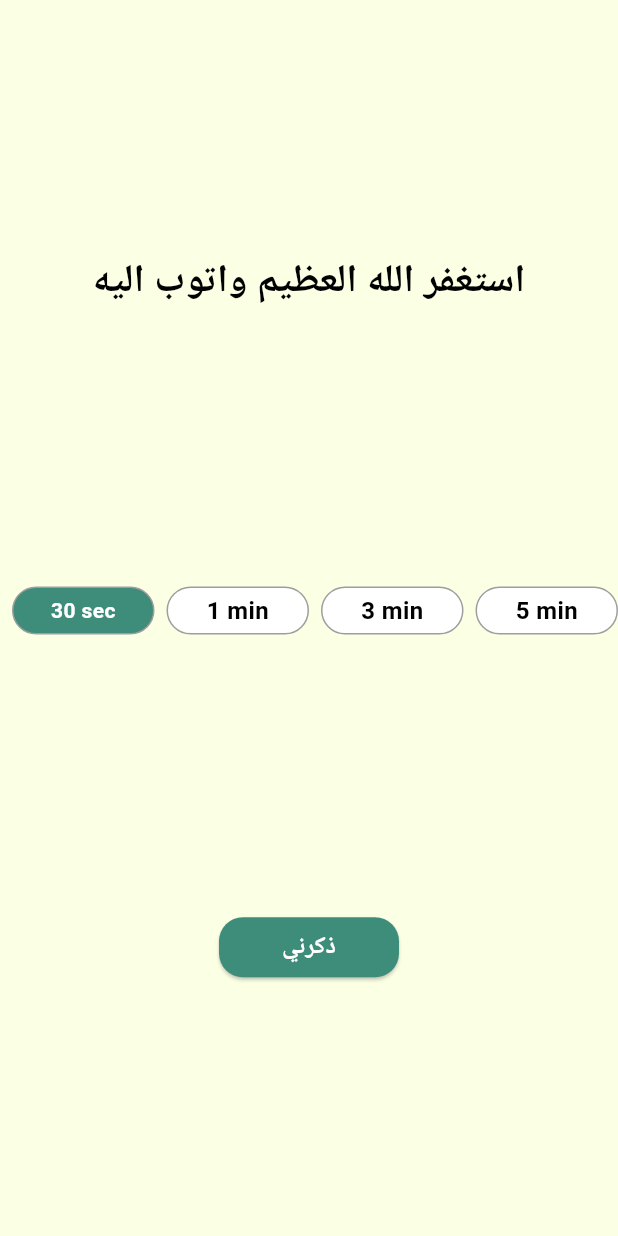
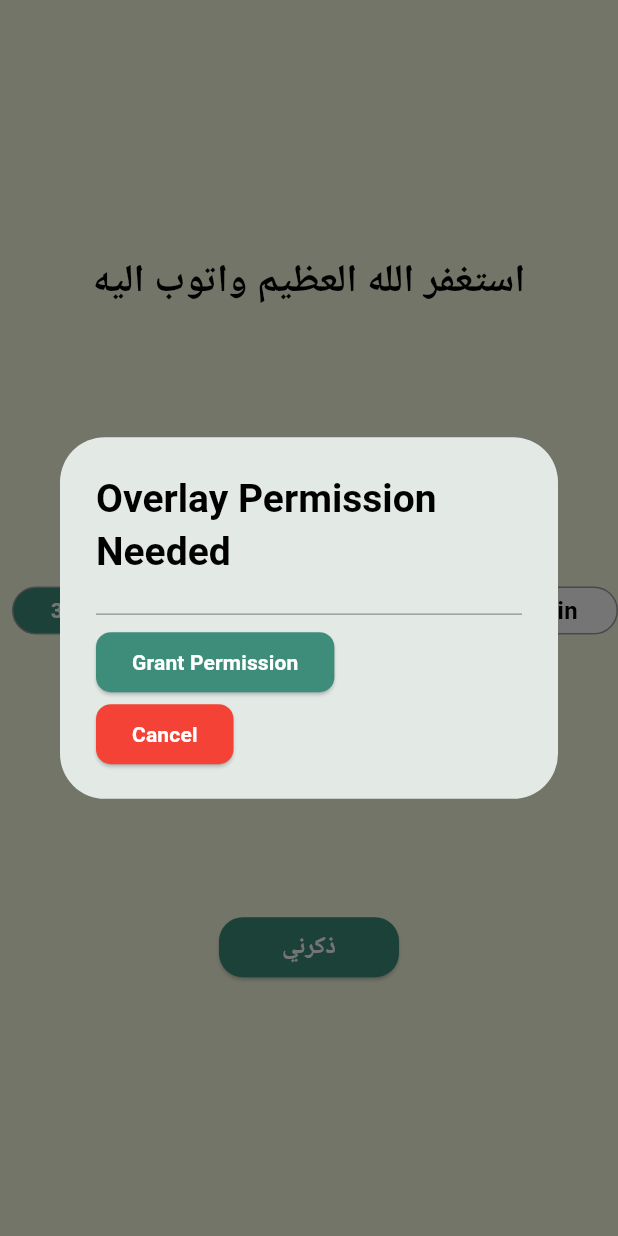
Before and after one commit to Rwan00/flutter_system_overlay, a Flutter app: the screen it shows after launch, after a tap on "ذكرني", on a phone screen of 412 x 824 dp. Run offline on Flutter 3.47's test engine with Material 3 defaults, Android fonts, the phone set to English and light mode, and no system bars; our stand-ins replace flutter_bloc; missing offline and left inert: flutter_overlay_window.

Commit message:
grant permission

```diff
--- /dev/null
+++ b/lib/home/data/constants/fuctions.dart
@@ -0,0 +1,73 @@
+import 'package:flutter/material.dart';
+import 'package:flutter_system_overlay/home/data/constants/home_colors.dart';
+import 'package:flutter_system_overlay/home/data/constants/home_fonts.dart';
+
+void buildDialog({
+  required BuildContext context,
+  required String title,
+  required void Function() onPressed,
+  required String btnTxt,
+}) {
+  double height = MediaQuery.of(context).size.height;
+  final AlertDialog alert = AlertDialog(
+    shape: RoundedRectangleBorder(borderRadius: BorderRadius.circular(30)),
+    contentTextStyle: MyFonts.subTiltleStyle14,
+    title: Text(
+      title,
+      style: MyFonts.titleStyle,
+    ),
+    content: SizedBox(
+      height: height * 0.13,
+      child: Column(
+        crossAxisAlignment: CrossAxisAlignment.start,
+        children: <Widget>[
+          const Divider(
+            color: Colors.grey,
+          ),
+          ElevatedButton(
+            style: ButtonStyle(
+              backgroundColor:
+                  const WidgetStatePropertyAll(MyColors.kPrimaryColor),
+              shape: WidgetStateProperty.all<RoundedRectangleBorder>(
+                RoundedRectangleBorder(
+                  borderRadius: BorderRadius.circular(10),
+                ),
+              ),
+            ),
+            onPressed: onPressed,
+            child: Text(
+              btnTxt,
+              style: MyFonts.subTiltleStyle14,
+            ),
+          ),
+
+          ElevatedButton(
+            style: ButtonStyle(
+              backgroundColor: WidgetStatePropertyAll(Colors.red),
+              shape: WidgetStateProperty.all<RoundedRectangleBorder>(
+                RoundedRectangleBorder(
+                  borderRadius: BorderRadius.circular(10),
+                ),
+              ),
+            ),
+            onPressed: () {
+              Navigator.of(context).pop();
+            },
+            child: Text(
+              "Cancel",
+              style: MyFonts.subTiltleStyle14,
+            ),
+          ),
+        ],
+      ),
+    ),
+  );
+  showDialog(
+    context: context,
+    builder: (BuildContext ctx) {
+      return alert;
+    },
+    barrierDismissible: false,
+    //barrierColor: Colors.orange.withOpacity(0.3)
+  );
+}
--- a/lib/home/features/views/home_page.dart
+++ b/lib/home/features/views/home_page.dart
@@ -47,8 +47,8 @@ class _HomePageState extends State<HomePage> {
           children: [
             TextButton(
               onPressed: () async {
-                //final status = await FlutterOverlayWindow.isPermissionGranted();
-                //log("Is Permission Granted: $status");
+                final status = await FlutterOverlayWindow.isPermissionGranted();
+                log("Is Permission Granted: $status");
               },
               child: const Text("Check Permission"),
             ),
--- a/lib/home/features/widgets/home_view_body.dart
+++ b/lib/home/features/widgets/home_view_body.dart
@@ -1,4 +1,8 @@
+import 'dart:developer';
+
 import 'package:flutter/material.dart';
+import 'package:flutter_overlay_window/flutter_overlay_window.dart';
+import 'package:flutter_system_overlay/home/data/constants/fuctions.dart';
 import 'package:flutter_system_overlay/home/features/widgets/app_button.dart';
 import 'package:flutter_system_overlay/home/features/widgets/time_row_widget.dart';
 import 'package:flutter_system_overlay/home/data/constants/home_fonts.dart';
@@ -8,6 +12,11 @@ class HomeViewBody extends StatelessWidget {
 
   @override
   Widget build(BuildContext context) {
+    bool? status;
+    WidgetsBinding.instance.addPostFrameCallback((_) async {
+      status = await FlutterOverlayWindow.isPermissionGranted();
+      log("Is Permission Granted: $status");
+    });
     return Scaffold(
       body: Column(
         mainAxisAlignment: MainAxisAlignment.spaceEvenly,
@@ -18,7 +27,18 @@ class HomeViewBody extends StatelessWidget {
           ),
           TimeRowWidget(),
           AppButton(
-              onPressed: () {},
+            onPressed: () {
+              if (!status!) {
+                buildDialog(
+                  context: context,
+                  title: "Overlay Permission Needed",
+                  onPressed: () async {
+                    await FlutterOverlayWindow.requestPermission();
+                  },
+                  btnTxt: "Grant Permission",
+                );
+              }
+            },
             label: "ذكرني",
           ),
         ],
--- a/lib/main.dart
+++ b/lib/main.dart
@@ -2,7 +2,7 @@ import 'package:flutter/material.dart';
 import 'package:flutter_system_overlay/home/features/views/home_view.dart';
 
 import 'home/data/constants/home_colors.dart';
-import 'home/features/views/home_page.dart';
+
 
 import 'home/features/widgets/true_caller_overlay.dart';
 
```
Lines whose indentation alone changed are shown as unchanged.
